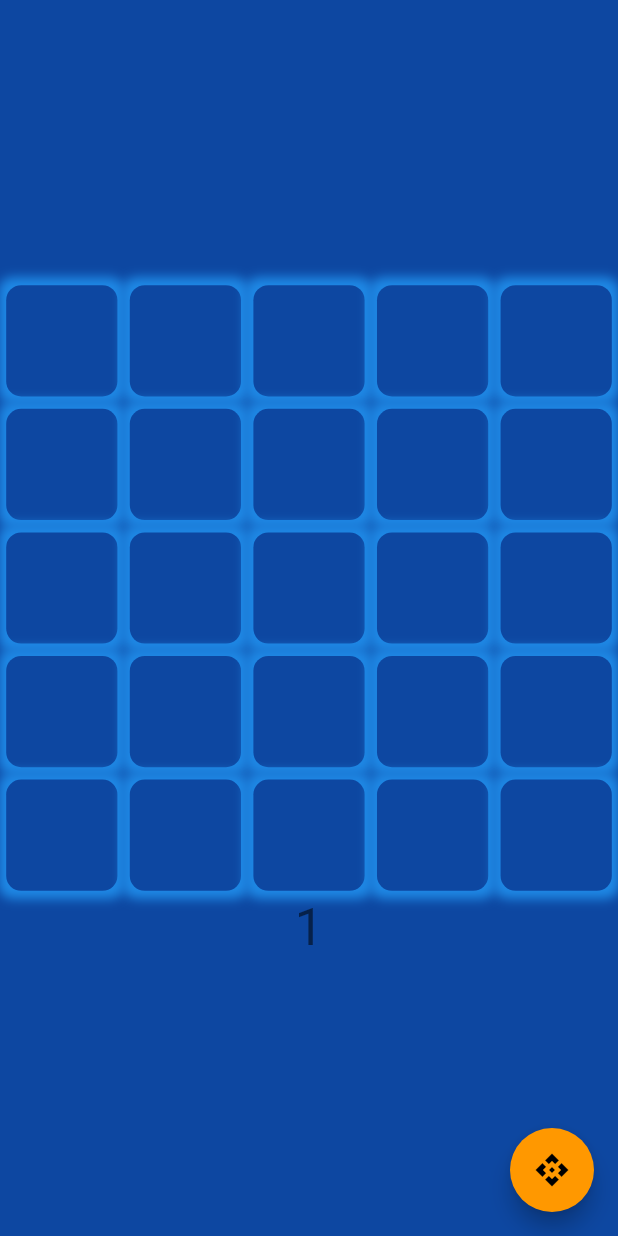
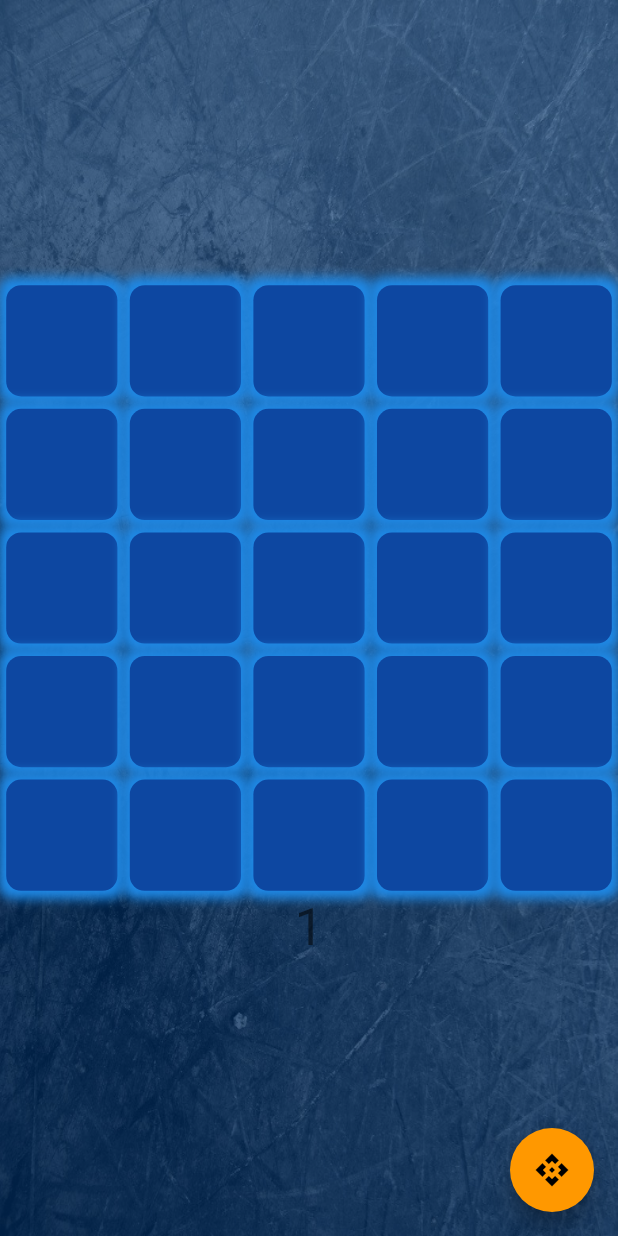
Before and after one commit to b0rgbart3/LightBurst2, a Flutter app: the screen it shows after launch, after a tap on the "api" icon, on a phone screen of 412 x 824 dp. Run offline on Flutter 3.47's test engine with Material 2 defaults, Android fonts, the phone set to English and light mode, and no system bars.

Commit message:
adding background image

```diff
--- a/lib/board.dart
+++ b/lib/board.dart
@@ -22,7 +22,7 @@ class _BoardState extends State<Board> {
   List keyList = [];
   bool tilesCreated = false;
   int tileCount = 5;
-  int sequenceLength = 4;
+  int sequenceLength = 8;
   Sequence _sequence;
 
 
@@ -60,7 +60,7 @@ void initState() {
       developer.log("above tile is: " + above.toString());
      toggleTile(  {'row': above, 'col':  tileID['col'] });
     }
-    // //below
+     //below
     var below = tileID['row'] +1;
     if (below < tileCount) {
       toggleTile(  {'row': below, 'col':  tileID['col'] });
@@ -71,7 +71,7 @@ void initState() {
     if (left >= 0) {
      toggleTile(  {'row': tileID['row'], 'col':  left});
     }
-    // //right
+     //right
     var right = tileID['col'] + 1;
     if (right < tileCount) {
           toggleTile(  {'row': tileID['row'], 'col':  right});
@@ -85,14 +85,10 @@ void initState() {
       developer.log(".....DISPATCHING CHANGE......");
       // ChangeNotification(myID: {tileID})..dispatch(context);
       // tileList[index].toggleMyself();
+
       keyList[index].currentState.toggleMe();
-
-     // developer.log("about to set the board state.");
-   //   setState(() {
-         //developer.log("Setting the board state.");
-          boardList[index] = !boardList[index];
-         // developer.log("boardList:" + boardList.toString());
-   // });
+      boardList[index] = !boardList[index];
+      checkForWin();
    }
     else {
       boardList[index] = !boardList[index];
@@ -106,6 +102,18 @@ void initState() {
    // developer.log(boardList.toString());
   }
 
+void checkForWin() {
+  bool won = true;
+  for (var i = 0; i < tileCount*tileCount; i++) {
+    if (boardList[i]) {
+      won = false;
+      break;
+    }
+  }
+  if (won) {
+    developer.log('WIN!');
+  }
+}
 
   @override
   Widget build(BuildContext context) {
--- a/lib/main.dart
+++ b/lib/main.dart
@@ -4,6 +4,42 @@ import 'board.dart';
 
 void main() {
   runApp(LightBurst());
+}
+
+class BkgImageWidget extends StatelessWidget {
+
+  @override
+  Widget build(BuildContext context) {
+
+    double Width = MediaQuery.of(context).size.width;
+    double Height = MediaQuery.of(context).size.height;
+
+    AssetImage bkgAsset = AssetImage("images/bkg1.jpg");
+    Image image = Image(image: bkgAsset,
+    fit: BoxFit.fill,
+    width: Width,
+    height: Height
+
+    );
+    return Container(child: image );
+  }
+
+}
+
+class ColorFilterWidget extends StatelessWidget {
+
+  @override
+  Widget build(BuildContext context) {
+    double Width = MediaQuery.of(context).size.width;
+    double Height = MediaQuery.of(context).size.height;
+    Color c2 = const Color(0x440077ff); // fully opaque white (visible)
+
+    return Container(
+      color: c2,
+      width: Width,
+      height: Height
+    );
+  }
 }
 
 class LightBurst extends StatelessWidget {
@@ -52,7 +88,12 @@ class _GameState extends State<Game> {
       body: Container(
          color: Colors.blue[900],
 
-        child: Center(
+        child: Stack(
+          children: [
+            // Image.asset('images/bkg1.jpg'),
+            BkgImageWidget(),
+            ColorFilterWidget(),
+            Center(
 
           child: Column(
           mainAxisAlignment: MainAxisAlignment.center,
@@ -67,7 +108,8 @@ class _GameState extends State<Game> {
             ),
           ],
         ),
-      )
+      )]
+        )
       ),
       floatingActionButton: FloatingActionButton(
         onPressed: _incrementCounter,
--- a/pubspec.yaml
+++ b/pubspec.yaml
@@ -48,6 +48,8 @@ flutter:
   # assets:
   #   - images/a_dot_burr.jpeg
   #   - images/a_dot_ham.jpeg
+  assets:
+     - images/bkg1.jpg
 
   # An image asset can refer to one or more resolution-specific "variants", see
   # https://flutter.dev/assets-and-images/#resolution-aware.
```
Also changed, not shown: images/bkg1.jpg (added).
